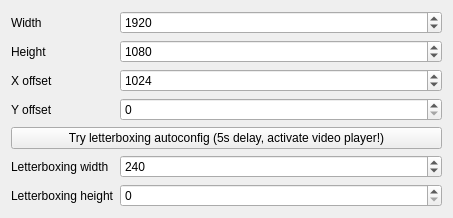
Before: the Qt Designer form ambilight-gui/singlescreenconfigpage.ui in enra64/PalliLux, drawn with Qt 5.
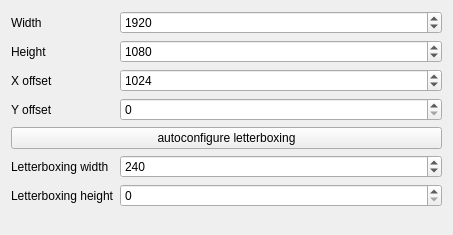
After: the same form once the commit is applied.

Commit message: moved auto letterboxing to seperate dialog

What changed in the file:
```diff
--- a/ambilight-gui/singlescreenconfigpage.ui
+++ b/ambilight-gui/singlescreenconfigpage.ui
@@ -7,7 +7,7 @@
     <x>0</x>
     <y>0</y>
     <width>453</width>
-    <height>204</height>
+    <height>235</height>
    </rect>
   </property>
   <property name="windowTitle">
@@ -113,7 +113,7 @@
    <item row="4" column="0" colspan="2">
     <widget class="QPushButton" name="letterboxAutoConfigButton">
      <property name="text">
-      <string>Try letterboxing autoconfig (5s delay, activate video player!)</string>
+      <string>autoconfigure letterboxing</string>
      </property>
     </widget>
    </item>
```
The commit also changes 6 other files.
